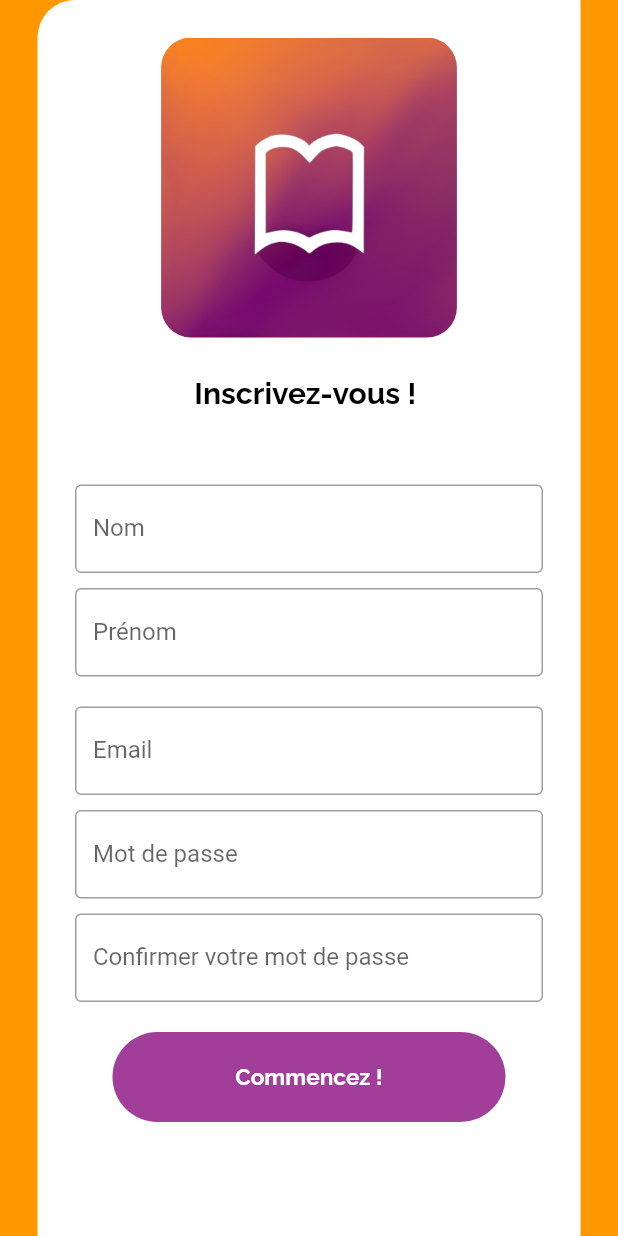
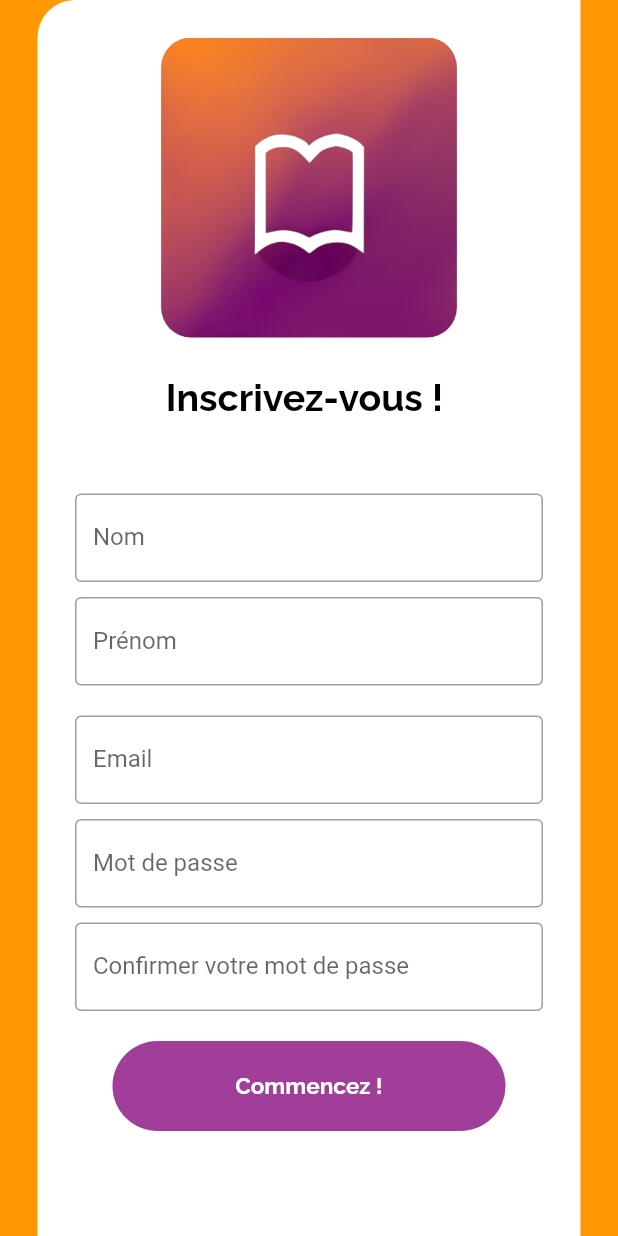
Before and after one commit to Lisa9740/read-and-meet-web, a Flutter app: the RegisterScreen screen opened by its route, on a phone screen of 412 x 824 dp. Run offline on Flutter 3.47's test engine with Material 2 defaults, Android fonts, the phone set to English and light mode, and no system bars; our stand-ins replace flutter_svg, google_fonts, google_maps_flutter, shared_preferences; accounts and stored records are empty; network calls fail.

Commit message:
Changed title register screen font

```diff
--- a/lib/view/screens/auth/register/register.screen.dart
+++ b/lib/view/screens/auth/register/register.screen.dart
@@ -1,5 +1,6 @@
 import 'package:flutter/cupertino.dart';
 import 'package:flutter/material.dart';
+import 'package:google_fonts/google_fonts.dart';
 import 'package:read_and_meet_web/view/screens/auth/register/components/register.form.dart';
 import 'package:read_and_meet_web/view/widgets/auth/auth.container.dart';
 
@@ -28,8 +29,8 @@ class _RegisterPageState extends State<RegisterScreen> {
                 children: <Widget>[ AuthContainer(child: Padding(padding: EdgeInsets.only(top:100, bottom: 100),child:Column(
                     children: <Widget>[
                       SizedBox(height: 50, width: 50, child: const Logo()),
-                      const Center(child: Padding(padding: EdgeInsets.only(top: 100, bottom : 30), child: Text("Inscrivez-vous ! ",
-                          style: TextStyle(color: Colors.black, fontWeight: FontWeight.bold, fontSize: 20)))),
+                       Center(child: Padding(padding: EdgeInsets.only(top: 100, bottom : 30), child: Text("Inscrivez-vous ! ",
+                        style: GoogleFonts.raleway(fontWeight: FontWeight.bold, fontSize: 25)))),
                       RegisterForm()
                     ]
                 ))
```
